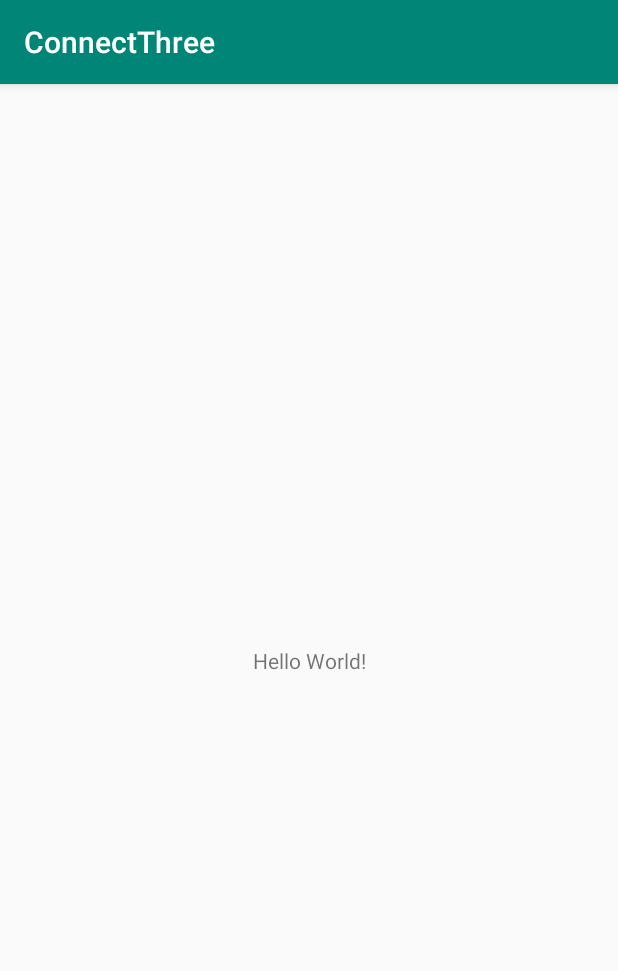
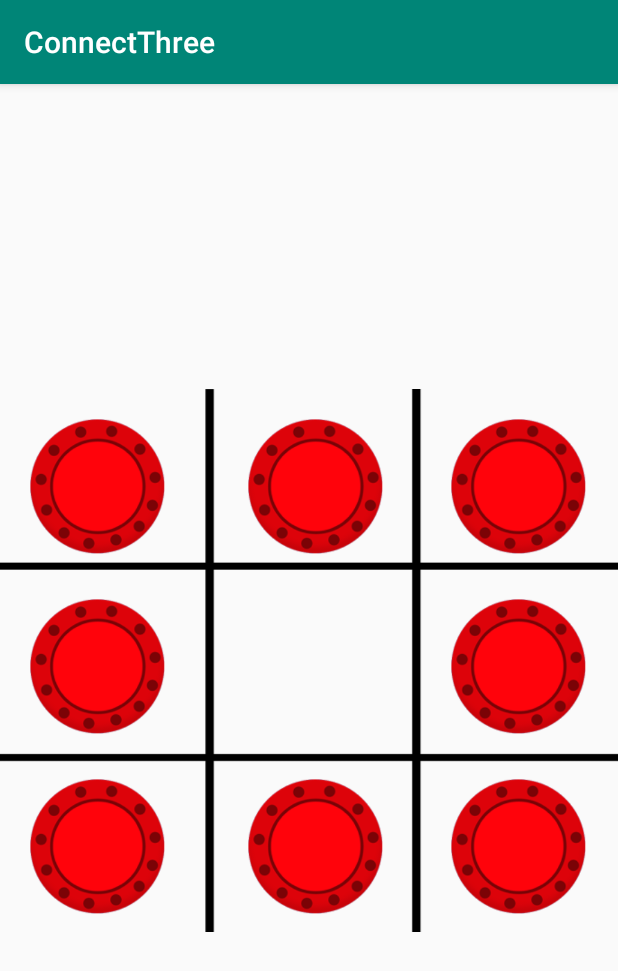
Before and after one commit to vartoksoma/connectThree, an Android app: the screen it shows after launch (MainActivity), on a phone screen of 412 x 824 dp. Shown: the top 971 px of the screen. Run offline under Robolectric (Android 15) with nearby library versions, the phone set to English and light mode, and no system bars.

Commit message:
added counter and background grid images, setup the board, did first animation forcounter

```diff
--- a/app/build.gradle
+++ b/app/build.gradle
@@ -25,4 +25,5 @@ dependencies {
     testImplementation 'junit:junit:4.12'
     androidTestImplementation 'com.android.support.test:runner:1.0.2'
     androidTestImplementation 'com.android.support.test.espresso:espresso-core:3.0.2'
+    implementation 'com.android.support:gridlayout-v7:28.0.0'
 }
--- a/app/src/main/java/com/somavartok/connectthree/MainActivity.java
+++ b/app/src/main/java/com/somavartok/connectthree/MainActivity.java
@@ -2,8 +2,22 @@ package com.somavartok.connectthree;
 
 import android.support.v7.app.AppCompatActivity;
 import android.os.Bundle;
+import android.view.View;
+import android.widget.ImageView;
 
 public class MainActivity extends AppCompatActivity {
+
+    public void dropIn(View view){
+
+        ImageView counter = (ImageView) view;
+
+        counter.setTranslationY(-1000f);
+
+        counter.setImageResource(R.drawable.yellow);
+
+        counter.animate().translationYBy(1000f).setDuration(300);
+
+    }
 
     @Override
     protected void onCreate(Bundle savedInstanceState) {
--- a/app/src/main/res/layout/activity_main.xml
+++ b/app/src/main/res/layout/activity_main.xml
@@ -6,13 +6,127 @@
     android:layout_height="match_parent"
     tools:context=".MainActivity">
 
-    <TextView
-        android:layout_width="wrap_content"
-        android:layout_height="wrap_content"
-        android:text="Hello World!"
+    <android.support.v7.widget.GridLayout
+        android:layout_width="fill_parent"
+        android:layout_height="362dp"
+        android:background="@drawable/board"
+        app:columnCount="3"
         app:layout_constraintBottom_toBottomOf="parent"
-        app:layout_constraintLeft_toLeftOf="parent"
-        app:layout_constraintRight_toRightOf="parent"
-        app:layout_constraintTop_toTopOf="parent" />
+        app:layout_constraintEnd_toEndOf="parent"
+        app:layout_constraintHorizontal_bias="0.5"
+        app:layout_constraintStart_toStartOf="parent"
+        app:layout_constraintTop_toTopOf="parent"
+        app:rowCount="3">
+
+        <ImageView
+            android:id="@+id/imageView3"
+            android:layout_width="90dp"
+            android:layout_height="90dp"
+            android:layout_margin="20dp"
+            android:layout_marginLeft="25dp"
+            app:layout_column="2"
+            app:layout_row="0"
+            app:srcCompat="@drawable/red"
+            tools:layout_editor_absoluteX="73dp"
+            tools:layout_editor_absoluteY="236dp" />
+
+        <ImageView
+            android:id="@+id/imageView2"
+            android:layout_width="90dp"
+            android:layout_height="90dp"
+            android:layout_margin="20dp"
+            android:layout_marginLeft="35dp"
+            app:layout_column="1"
+            app:layout_row="0"
+            app:srcCompat="@drawable/red"
+            tools:layout_editor_absoluteX="73dp"
+            tools:layout_editor_absoluteY="236dp" />
+
+        <ImageView
+            android:id="@+id/imageView"
+            android:layout_width="90dp"
+            android:layout_height="90dp"
+            android:layout_margin="20dp"
+            app:layout_column="0"
+            app:layout_row="0"
+            app:srcCompat="@drawable/red"
+            tools:layout_editor_absoluteX="73dp"
+            tools:layout_editor_absoluteY="236dp" />
+
+        <ImageView
+            android:id="@+id/imageView4"
+            android:layout_width="90dp"
+            android:layout_height="90dp"
+            android:layout_margin="20dp"
+            android:layout_marginTop="10dp"
+            app:layout_column="0"
+            app:layout_row="1"
+            app:srcCompat="@drawable/red"
+            tools:layout_editor_absoluteX="73dp"
+            tools:layout_editor_absoluteY="236dp" />
+
+        <ImageView
+            android:id="@+id/imageView5"
+            android:layout_width="90dp"
+            android:layout_height="90dp"
+            android:layout_marginLeft="20dp"
+            android:layout_marginTop="10dp"
+            app:layout_column="0"
+            app:layout_row="2"
+            app:srcCompat="@drawable/red"
+            tools:layout_editor_absoluteX="73dp"
+            tools:layout_editor_absoluteY="236dp" />
+
+        <ImageView
+            android:id="@+id/imageView6"
+            android:layout_width="90dp"
+            android:layout_height="90dp"
+            android:layout_margin="20dp"
+            android:layout_marginLeft="35dp"
+            android:layout_marginTop="10dp"
+            android:onClick="dropIn"
+            app:layout_column="1"
+            app:layout_row="1"
+            tools:layout_editor_absoluteX="73dp"
+            tools:layout_editor_absoluteY="236dp" />
+
+        <ImageView
+            android:id="@+id/imageView7"
+            android:layout_width="90dp"
+            android:layout_height="90dp"
+            android:layout_margin="20dp"
+            android:layout_marginLeft="25dp"
+            android:layout_marginTop="10dp"
+            app:layout_column="2"
+            app:layout_row="1"
+            app:srcCompat="@drawable/red"
+            tools:layout_editor_absoluteX="73dp"
+            tools:layout_editor_absoluteY="236dp" />
+
+        <ImageView
+            android:id="@+id/imageView8"
+            android:layout_width="90dp"
+            android:layout_height="90dp"
+            android:layout_marginLeft="35dp"
+            android:layout_marginTop="10dp"
+            app:layout_column="1"
+            app:layout_row="2"
+            app:srcCompat="@drawable/red"
+            tools:layout_editor_absoluteX="73dp"
+            tools:layout_editor_absoluteY="236dp" />
+
+        <ImageView
+            android:id="@+id/imageView9"
+            android:layout_width="90dp"
+            android:layout_height="90dp"
+            android:layout_margin="20dp"
+            android:layout_marginLeft="25dp"
+            android:layout_marginTop="10dp"
+            app:layout_column="2"
+            app:layout_row="2"
+            app:srcCompat="@drawable/red"
+            tools:layout_editor_absoluteX="73dp"
+            tools:layout_editor_absoluteY="236dp" />
+    </android.support.v7.widget.GridLayout>
 
 </android.support.constraint.ConstraintLayout>
```
Also changed, not shown: app/src/main/res/drawable/board.png (added), app/src/main/res/drawable/red.png (added), app/src/main/res/drawable/yellow.png (added).
